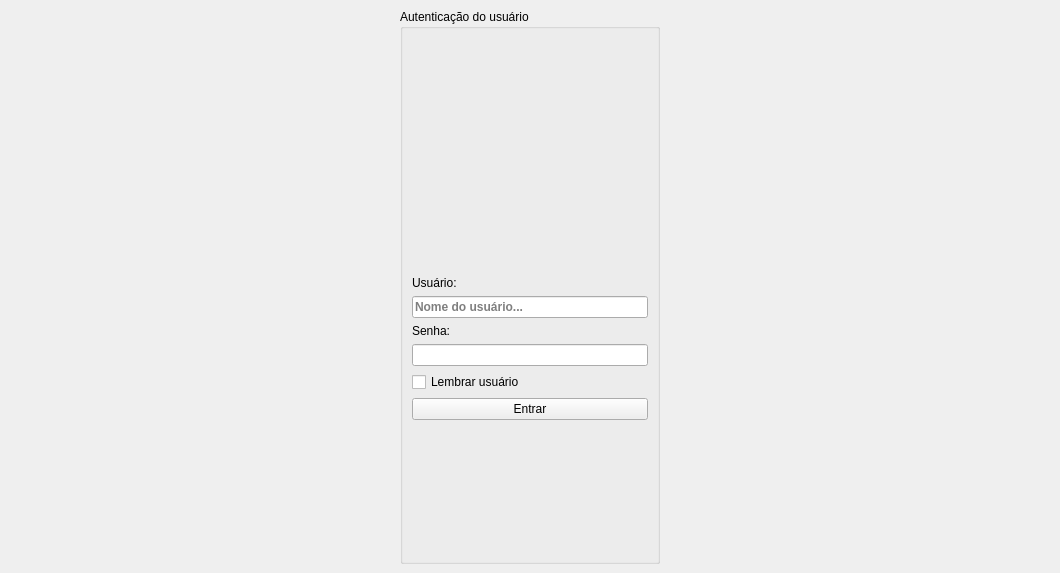
Above: login.ui from fallomermo/SeverinoToolKit before the change. Below: the same form after it.
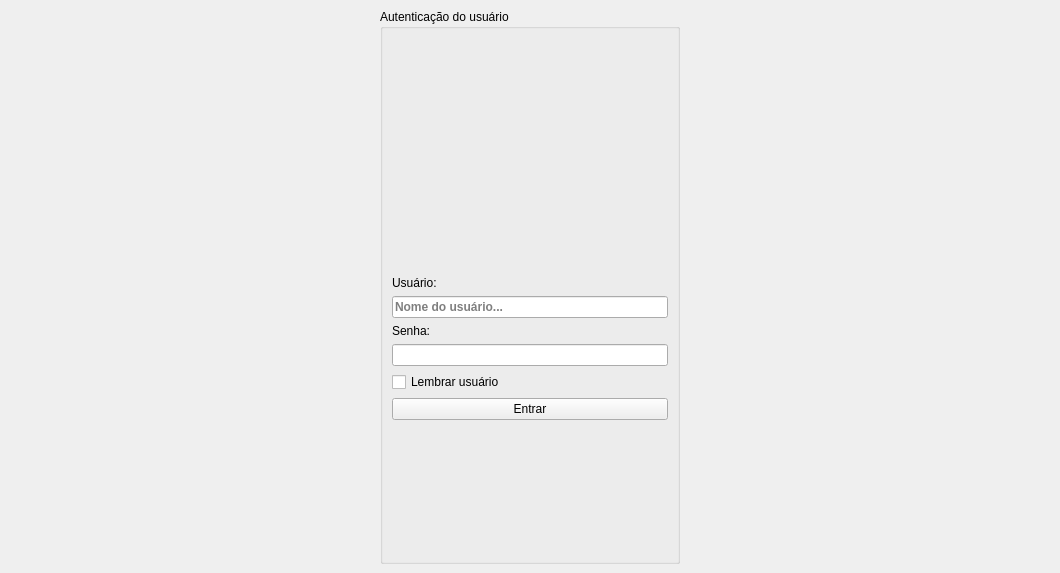
That is the form after the change. Icons and pictures are not drawn.

Diff of the .ui file:
```diff
--- a/login.ui
+++ b/login.ui
@@ -17,9 +17,6 @@
    <iconset resource="thema.qrc">
     <normaloff>:/images/iconeSeverino.png</normaloff>:/images/iconeSeverino.png</iconset>
   </property>
-  <property name="styleSheet">
-   <string notr="true"/>
-  </property>
   <layout class="QVBoxLayout" name="verticalLayout_3">
    <property name="spacing">
     <number>0</number>
@@ -43,7 +40,7 @@
        <widget class="QGroupBox" name="groupBox_Login">
         <property name="maximumSize">
          <size>
-          <width>260</width>
+          <width>300</width>
           <height>16777215</height>
          </size>
         </property>
```
